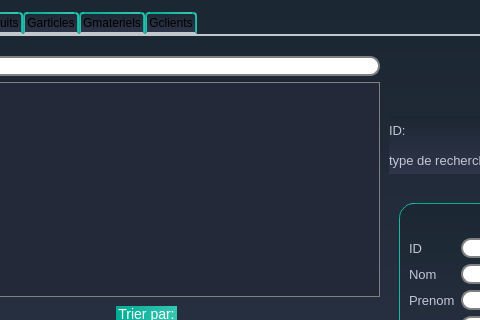
Above: employee_interface/employee.ui from snwxr/Dry_Cleaner_2A3 before the change; both pictures show x 121 to 601 and y 0 to 320 of the 979 by 538 pixel window. Below: the same form after it.
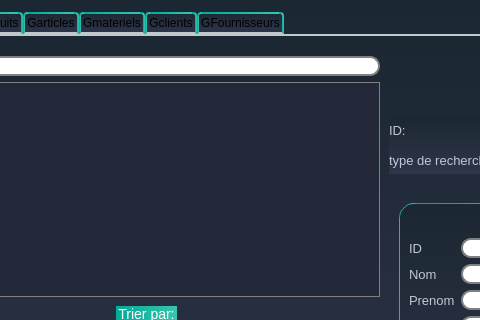
That is the form after the change. Icons and pictures are not drawn.

Patch:
```diff
--- a/employee_interface/employee.ui
+++ b/employee_interface/employee.ui
@@ -2623,6 +2623,11 @@
      <string>Gclients</string>
     </attribute>
    </widget>
+   <widget class="QWidget" name="tab_4">
+    <attribute name="title">
+     <string>GFournisseurs</string>
+    </attribute>
+   </widget>
   </widget>
  </widget>
  <resources/>
```
